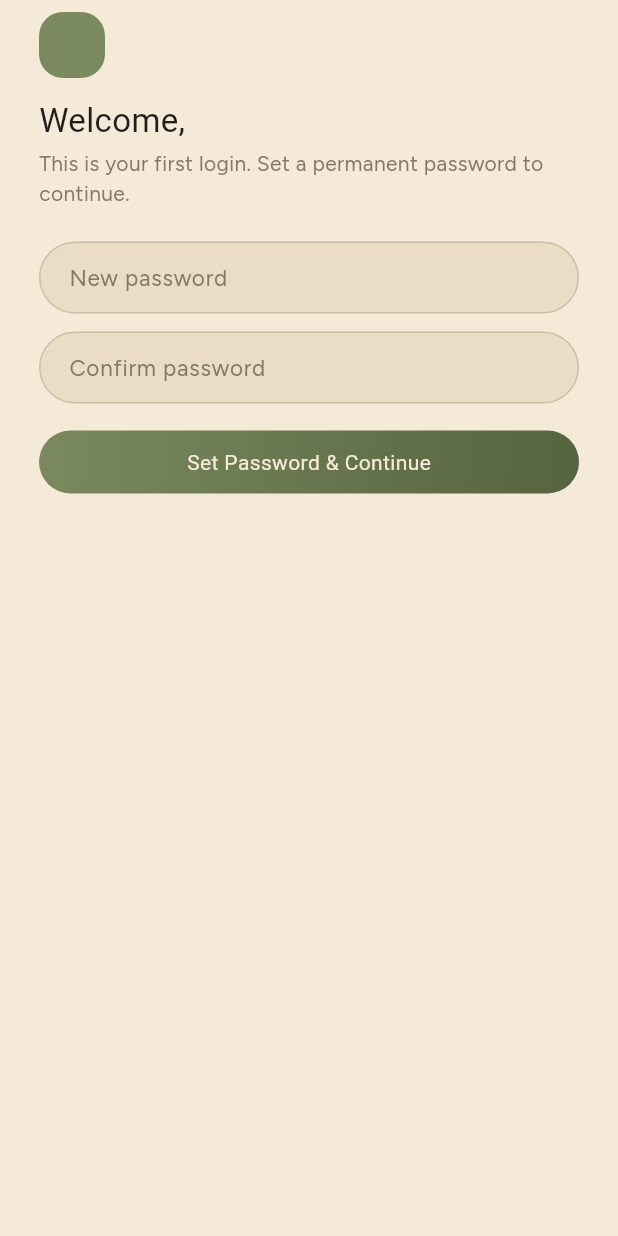
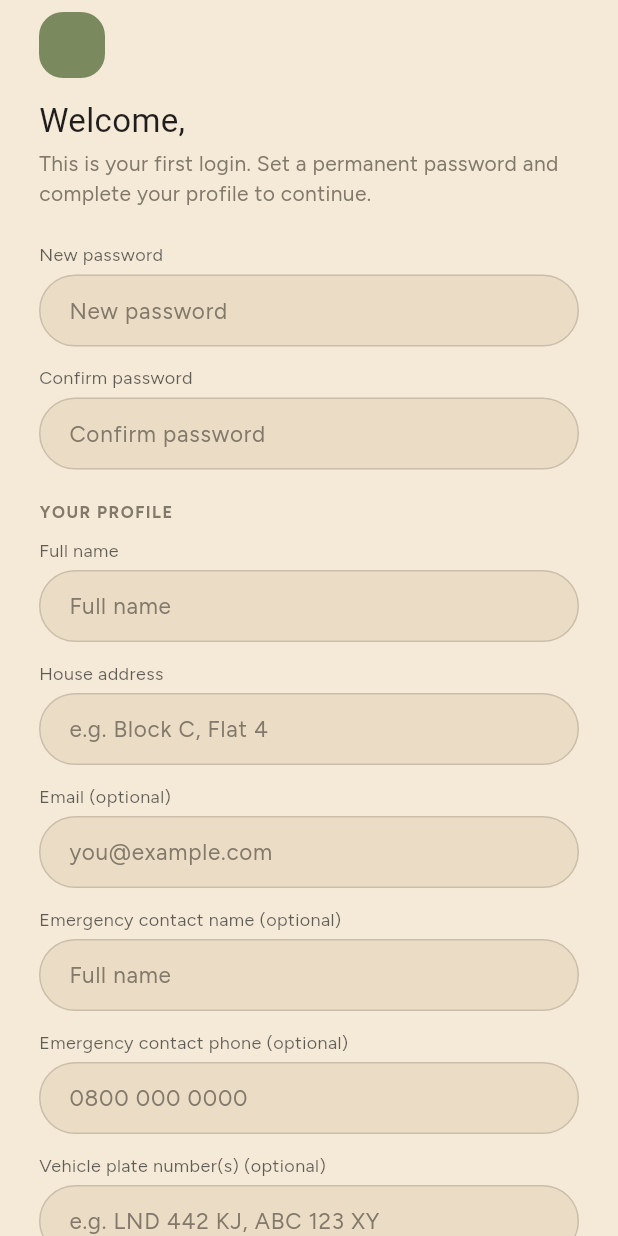
Before and after one commit to Owlswift/mycove-mobile, a Flutter app: the ForceResetPage screen opened by its route, on a phone screen of 412 x 824 dp. Run offline on Flutter 3.47's test engine with Material 3 defaults, Android fonts, the phone set to English and light mode, and no system bars; our stand-ins replace dio, firebase_core, firebase_messaging, flutter_local_notifications, flutter_riverpod, flutter_secure_storage and 2 more; accounts and stored records are empty; Roboto replaces fonts that are missing (Caprasimo).

Commit message:
Extend first-time setup into a full profile completion flow
Residents/guards are now admin-created, not self-registered — the
force-reset screen a first login lands on isn't just "set a new password"
anymore, it now also collects/confirms full name, house address, email,
emergency contact, and vehicle plate(s), all sent to the new
complete-force-reset payload. Pre-filled from whatever the admin already
set. Also fixed a latent bug where completing force-reset always bootstrapped
as a resident regardless of the account's actual role, now unreachable
in practice until admin-created guard accounts needed it.

CurrentUser and the profile page now surface the new fields too, so this
data doesn't disappear after the one-time setup screen.

Co-Authored-By: Claude Sonnet 5 <noreply@anthropic.com>

```diff
--- a/lib/data/community_hub_api.dart
+++ b/lib/data/community_hub_api.dart
@@ -27,8 +27,26 @@ class CommunityHubApi {
   Future<void> resetPassword({required String resetToken, required String newPassword}) =>
       _dio.post('/auth/reset-password', data: {'resetToken': resetToken, 'newPassword': newPassword});
 
-  Future<void> completeForceReset(String newPassword) =>
-      _dio.post('/auth/complete-force-reset', data: {'newPassword': newPassword});
+  Future<void> completeForceReset({
+    required String newPassword,
+    String? fullName,
+    String? house,
+    String? email,
+    String? emergencyContactName,
+    String? emergencyContactPhone,
+    List<String>? vehiclePlates,
+  }) => _dio.post(
+    '/auth/complete-force-reset',
+    data: {
+      'newPassword': newPassword,
+      'fullName': ?fullName,
+      'house': ?house,
+      'email': ?email,
+      'emergencyContactName': ?emergencyContactName,
+      'emergencyContactPhone': ?emergencyContactPhone,
+      'vehiclePlates': ?vehiclePlates,
+    },
+  );
 
   Future<void> logoutRequest(String? refreshToken) =>
       _dio.post('/auth/logout', data: {'refreshToken': refreshToken});
--- a/lib/features/auth/presentation/pages/force_reset_page.dart
+++ b/lib/features/auth/presentation/pages/force_reset_page.dart
@@ -18,7 +18,7 @@ class ForceResetPage extends ConsumerWidget {
 
     return Scaffold(
       body: SafeArea(
-        child: Padding(
+        child: SingleChildScrollView(
           padding: const EdgeInsets.fromLTRB(26, 8, 26, 32),
           child: Column(
             crossAxisAlignment: CrossAxisAlignment.start,
@@ -32,11 +32,12 @@ class ForceResetPage extends ConsumerWidget {
               Text('Welcome, ${s.currentUser?.first ?? ''}', style: ChTextStyles.heading(fontSize: 22)),
               const SizedBox(height: 6),
               Text(
-                'This is your first login. Set a permanent password to continue.',
+                'This is your first login. Set a permanent password and complete your profile to continue.',
                 style: ChTextStyles.body(fontSize: 14, color: ChColors.neutralN(600)),
               ),
               const SizedBox(height: 22),
               ChTextField(
+                label: 'New password',
                 value: s.newPass1,
                 onChanged: notifier.onNewPass1,
                 placeholder: 'New password',
@@ -44,10 +45,61 @@ class ForceResetPage extends ConsumerWidget {
               ),
               const SizedBox(height: 12),
               ChTextField(
+                label: 'Confirm password',
                 value: s.newPass2,
                 onChanged: notifier.onNewPass2,
                 placeholder: 'Confirm password',
                 obscureText: true,
+              ),
+              const SizedBox(height: 20),
+              Text(
+                'YOUR PROFILE',
+                style: ChTextStyles.body(fontSize: 11, fontWeight: FontWeight.w700, color: ChColors.neutralN(600))
+                    .copyWith(letterSpacing: 1),
+              ),
+              const SizedBox(height: 10),
+              ChTextField(
+                label: 'Full name',
+                value: s.setupFullName,
+                onChanged: notifier.onSetupFullName,
+                placeholder: 'Full name',
+              ),
+              const SizedBox(height: 12),
+              ChTextField(
+                label: 'House address',
+                value: s.setupHouse,
+                onChanged: notifier.onSetupHouse,
+                placeholder: 'e.g. Block C, Flat 4',
+              ),
+              const SizedBox(height: 12),
+              ChTextField(
+                label: 'Email (optional)',
+                value: s.setupEmail,
+                onChanged: notifier.onSetupEmail,
+                placeholder: 'you@example.com',
+                keyboardType: TextInputType.emailAddress,
+              ),
+              const SizedBox(height: 12),
+              ChTextField(
+                label: 'Emergency contact name (optional)',
+                value: s.setupEmergencyContactName,
+                onChanged: notifier.onSetupEmergencyContactName,
+                placeholder: 'Full name',
+              ),
+              const SizedBox(height: 12),
+              ChTextField(
+                label: 'Emergency contact phone (optional)',
+                value: s.setupEmergencyContactPhone,
+                onChanged: notifier.onSetupEmergencyContactPhone,
+                placeholder: '0800 000 0000',
+                keyboardType: TextInputType.phone,
+              ),
+              const SizedBox(height: 12),
+              ChTextField(
+                label: 'Vehicle plate number(s) (optional)',
+                value: s.setupVehiclePlates,
+                onChanged: notifier.onSetupVehiclePlates,
+                placeholder: 'e.g. LND 442 KJ, ABC 123 XY',
               ),
               const SizedBox(height: 18),
               if (s.resetMsg.isNotEmpty) ...[
@@ -55,7 +107,7 @@ class ForceResetPage extends ConsumerWidget {
                 const SizedBox(height: 12),
               ],
               ChButton(
-                label: 'Set Password & Continue',
+                label: 'Save & Continue',
                 onPressed: s.isLoading ? null : notifier.completeForceReset,
               ),
             ],
--- a/lib/features/resident/presentation/pages/profile_page.dart
+++ b/lib/features/resident/presentation/pages/profile_page.dart
@@ -45,6 +45,15 @@ class ProfilePage extends ConsumerWidget {
                   child: Column(
                     children: [
                       _infoRow('Phone', user?.phone ?? '', showBorder: true),
+                      if (user?.email?.isNotEmpty ?? false) _infoRow('Email', user!.email!, showBorder: true),
+                      if (user?.emergencyContactName?.isNotEmpty ?? false)
+                        _infoRow(
+                          'Emergency contact',
+                          '${user!.emergencyContactName}${user.emergencyContactPhone != null ? ' · ${user.emergencyContactPhone}' : ''}',
+                          showBorder: true,
+                        ),
+                      if (user?.vehiclePlates.isNotEmpty ?? false)
+                        _infoRow('Vehicle(s)', user!.vehiclePlates.join(', '), showBorder: true),
                       _infoRow('Estate', 'Palm Court Estate'),
                     ],
                   ),
```
Also changed, not shown: lib/data/models/person.dart (+15 -2 lines), lib/state/app_notifier.dart (+52 -4 lines), lib/state/app_state.dart (+25 -0 lines).
